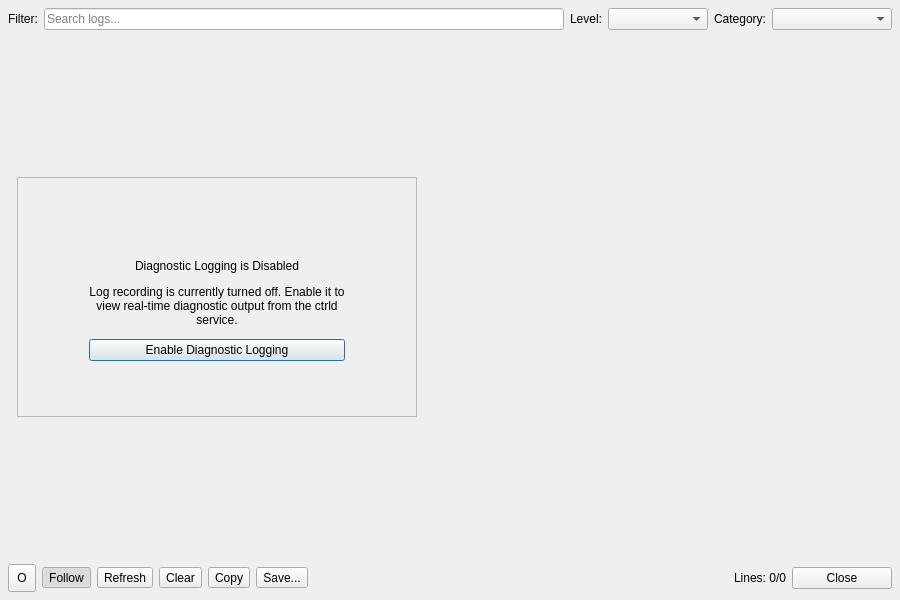
This is src/gui/LogViewerDialog.ui in goloveshko/ModeFlow as Qt 5 draws it before an edit. The edited form follows.
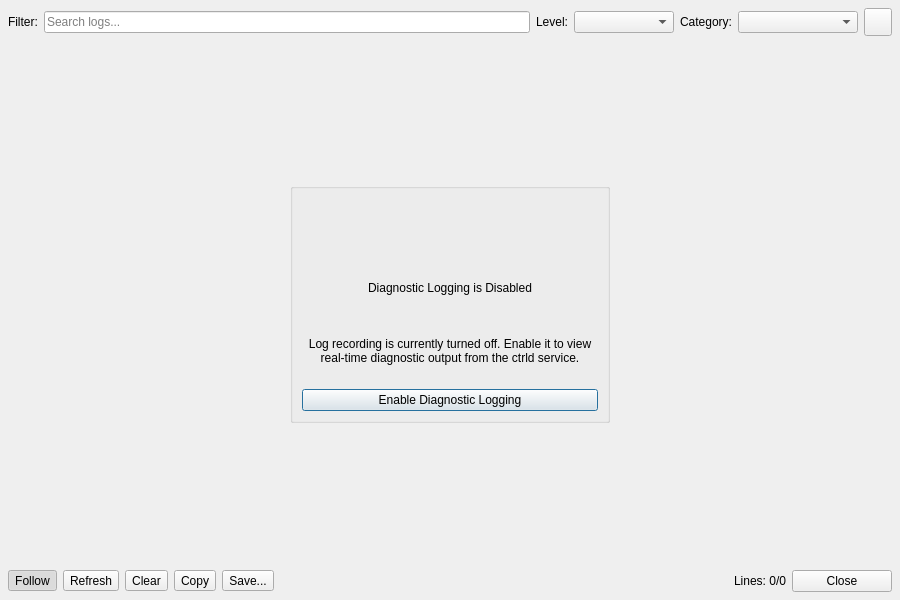
This is the edited form. The open tabs and pages were chosen to show the change.

Commit message:
feat(ui): add Fluent empty state to LogViewer
- Redesign LogViewer empty state with centered card layout and icon
- Add QSS styles for empty-state labels in dark and light themes
- Make LogManager respect autoLoggingEnabled config at startup

```diff
--- a/src/gui/LogViewerDialog.ui
+++ b/src/gui/LogViewerDialog.ui
@@ -19,10 +19,7 @@
   <property name="windowTitle">
    <string>Log Viewer</string>
   </property>
-  <layout class="QVBoxLayout" name="mainLayout">
-   <property name="spacing">
-    <number>6</number>
-   </property>
+  <layout class="QGridLayout" name="gridLayout">
    <property name="leftMargin">
     <number>8</number>
    </property>
@@ -35,7 +32,7 @@
    <property name="bottomMargin">
     <number>8</number>
    </property>
-   <item>
+   <item row="0" column="0">
     <layout class="QHBoxLayout" name="filterLayout">
      <item>
       <widget class="QLabel" name="labelFilter">
@@ -88,9 +85,31 @@
        </property>
       </widget>
      </item>
-    </layout>
-   </item>
     <item>
+      <widget class="QToolButton" name="btnRecordLog">
+       <property name="minimumSize">
+        <size>
+         <width>28</width>
+         <height>28</height>
+        </size>
+       </property>
+       <property name="maximumSize">
+        <size>
+         <width>28</width>
+         <height>28</height>
+        </size>
+       </property>
+       <property name="toolTip">
+        <string>Toggle log recording</string>
+       </property>
+       <property name="checkable">
+        <bool>true</bool>
+       </property>
+      </widget>
+     </item>
+    </layout>
+   </item>
+   <item row="1" column="0">
      <widget class="QStackedWidget" name="stackedWidget">
       <property name="currentIndex">
        <number>0</number>
@@ -125,22 +144,9 @@
        </layout>
       </widget>
       <widget class="QWidget" name="pageZeroState">
-       <layout class="QVBoxLayout" name="verticalLayout_2">
-        <item>
-         <spacer name="verticalSpacer_2">
-          <property name="orientation">
-           <enum>Qt::Orientation::Vertical</enum>
-          </property>
-          <property name="sizeHint" stdset="0">
-           <size>
-            <width>0</width>
-            <height>0</height>
-           </size>
-          </property>
-         </spacer>
-        </item>
-        <item>
-         <widget class="QFrame" name="panelZeroState">
+      <layout class="QGridLayout" name="gridLayout_2">
+       <item row="1" column="1" rowspan="2">
+        <widget class="QGroupBox" name="panelZeroState">
           <property name="minimumSize">
            <size>
             <width>320</width>
@@ -153,19 +159,13 @@
             <height>300</height>
            </size>
           </property>
-          <property name="frameShape">
-           <enum>QFrame::Shape::StyledPanel</enum>
-          </property>
-          <property name="frameShadow">
-           <enum>QFrame::Shadow::Raised</enum>
+         <property name="title">
+          <string/>
           </property>
           <layout class="QVBoxLayout" name="zeroStateLayout">
            <property name="spacing">
             <number>12</number>
            </property>
-           <property name="alignment">
-            <set>Qt::AlignmentFlag::AlignCenter</set>
-           </property>
            <item>
             <widget class="QLabel" name="labelEmptyIcon">
              <property name="text">
@@ -212,53 +212,64 @@
           </layout>
          </widget>
         </item>
-        <item>
-         <spacer name="verticalSpacer_3">
+       <item row="1" column="2" rowspan="2">
+        <spacer name="horizontalSpacer_3">
           <property name="orientation">
+          <enum>Qt::Orientation::Horizontal</enum>
+         </property>
+         <property name="sizeHint" stdset="0">
+          <size>
+           <width>264</width>
+           <height>237</height>
+          </size>
+         </property>
+        </spacer>
+       </item>
+       <item row="1" column="0" rowspan="2">
+        <spacer name="horizontalSpacer_2">
+         <property name="orientation">
+          <enum>Qt::Orientation::Horizontal</enum>
+         </property>
+         <property name="sizeHint" stdset="0">
+          <size>
+           <width>264</width>
+           <height>237</height>
+          </size>
+         </property>
+        </spacer>
+       </item>
+       <item row="0" column="0" colspan="3">
+        <spacer name="verticalSpacer_2">
+         <property name="orientation">
            <enum>Qt::Orientation::Vertical</enum>
           </property>
           <property name="sizeHint" stdset="0">
            <size>
-            <width>0</width>
-            <height>0</height>
+           <width>863</width>
+           <height>119</height>
            </size>
           </property>
          </spacer>
         </item>
+       <item row="3" column="0" colspan="3">
+        <spacer name="verticalSpacer">
+         <property name="orientation">
+          <enum>Qt::Orientation::Vertical</enum>
+         </property>
+         <property name="sizeHint" stdset="0">
+          <size>
+           <width>863</width>
+           <height>119</height>
+          </size>
+         </property>
+        </spacer>
+       </item>
        </layout>
       </widget>
      </widget>
     </item>
-   <item>
+   <item row="2" column="0">
     <layout class="QHBoxLayout" name="buttonLayout">
-      <item>
-       <widget class="QToolButton" name="btnRecordLog">
-        <property name="minimumSize">
-         <size>
-          <width>28</width>
-          <height>28</height>
-         </size>
-        </property>
-        <property name="maximumSize">
-         <size>
-          <width>28</width>
-          <height>28</height>
-         </size>
-        </property>
-        <property name="toolTip">
-         <string>Toggle log recording</string>
-        </property>
-        <property name="text">
-         <string>O</string>
-        </property>
-        <property name="checkable">
-         <bool>true</bool>
-        </property>
-        <property name="checked">
-         <bool>false</bool>
-        </property>
-       </widget>
-      </item>
       <item>
        <widget class="QToolButton" name="btnFollow">
         <property name="toolTip">
```
Left out of the diff: 12 changed lines with no effect on the pictures. Lines whose indentation alone changed are shown as unchanged. The commit also changes 5 other files.
